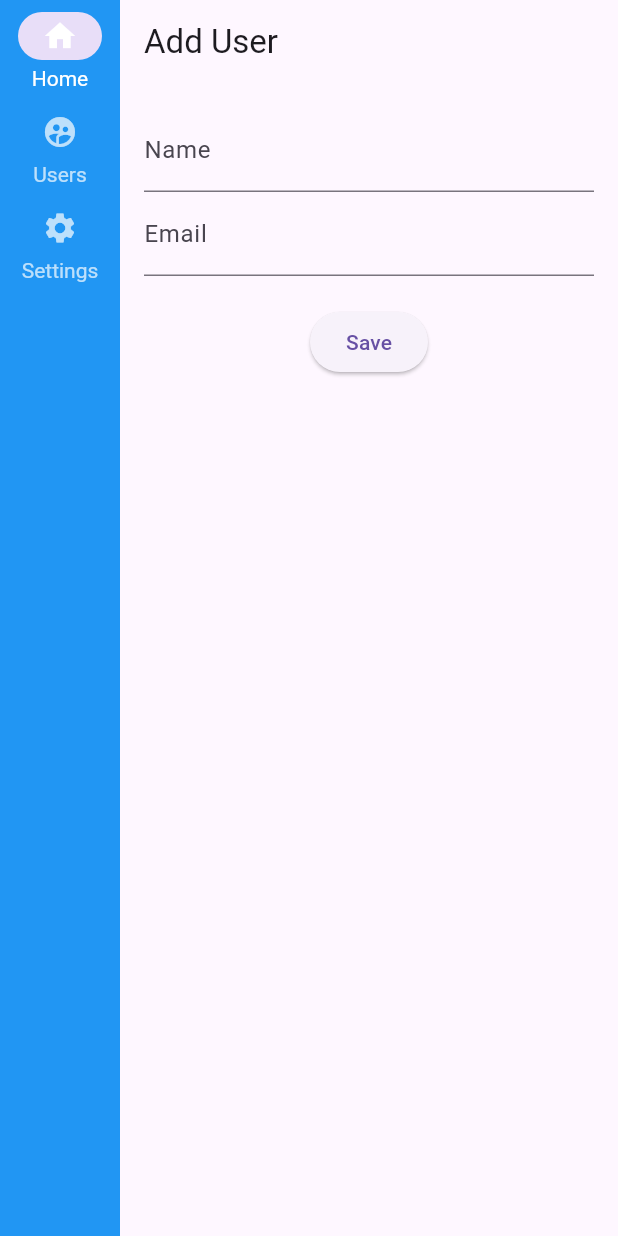
After one commit to inspiredCoconut/interface_app, a Flutter app: the UserAddView screen opened by its route, on a phone screen of 412 x 824 dp. The commit adds this screen. Run offline on Flutter 3.47's test engine with Material 3 defaults, Android fonts, the phone set to English and light mode, and no system bars; our stand-ins replace get_it, go_router; accounts and stored records are empty.

Commit message:
improvement the application with auth service and login

```diff
--- /dev/null
+++ b/lib/core/auth_service.dart
@@ -0,0 +1,29 @@
+import 'package:flutter/material.dart';
+import '../data/models/user_model.dart';
+import '../data/repositories/auth_repository.dart';
+
+class AuthService extends ChangeNotifier {
+  User? _currentUser;
+  final AuthRepository authRepository = AuthRepository();
+
+  User? get currentUser => _currentUser;
+
+  Future<bool> login(String email, String password) async {
+    _currentUser = await authRepository.login(email, password);
+    notifyListeners();
+    return _currentUser != null;
+  }
+
+  void logout() {
+    _currentUser = null;
+    notifyListeners();
+  }
+
+  bool isAdmin() {
+    return _currentUser?.role == 'admin';
+  }
+
+  bool isAuthenticated() {
+    return _currentUser != null;
+  }
+}
--- a/lib/core/constants/routes.dart
+++ b/lib/core/constants/routes.dart
@@ -1,4 +1,12 @@
 final class RoutesApp{
   static const String home = '/';
   static const String settings = '/settings';
+  static const String user = '/user';
+  static const String userList = '/user/list';
+  static const String userAdd = '/user/add';
+  static const String userEdit = '/user/edit';
+  static const String userRemove = '/user/remove';
+  static const String admin = '/admin';
+  static const String login = '/login';
+  static const String logout = '/logout';
 }
--- a/lib/core/service_locator.dart
+++ b/lib/core/locator_service.dart
@@ -2,11 +2,15 @@ import 'package:get_it/get_it.dart';
 import '../data/repositories/user_repository.dart';
 import '../presenters/home_presenter.dart';
 import '../presenters/settings_presenter.dart';
+import '../presenters/user_presenter.dart';
+import 'auth_service.dart';
 
 final GetIt locator = GetIt.instance;
 
 void setupLocator() {
+  locator.registerLazySingleton<AuthService>(() => AuthService());
   locator.registerLazySingleton<UserRepository>(() => UserRepository());
   locator.registerFactory(() => HomePresenter(locator<UserRepository>()));
   locator.registerFactory(() => SettingsPresenter());
+  locator.registerFactory(() => UserPresenter(locator<UserRepository>()));
 }
--- a/lib/core/router.dart
+++ b/lib/core/router.dart
@@ -1,23 +1,52 @@
 import 'package:flutter/material.dart';
 import 'package:go_router/go_router.dart';
+
 import '../views/home_view.dart';
 import '../views/settings_view.dart';
 import '../views/widgets/sidebar.dart';
+import '../views/users/user_add_view.dart';
+import '../views/users/user_list_view.dart';
+import '../views/admin/admin_dashboard_view.dart';
+import '../views/auth/login_view.dart';
 import 'constants/routes.dart';
+import 'auth_service.dart';
+import 'locator_service.dart';
+
+final AuthService authService = locator<AuthService>();
 
 final GoRouter router = GoRouter(
   initialLocation: RoutesApp.home,
   routes: [
+    GoRoute(path: RoutesApp.login, builder: (context, state) => LoginView()),
     GoRoute(
       path: RoutesApp.home,
       builder: (context, state) => MainLayout(child: HomeView()),
-      pageBuilder: (context, state) => NoTransitionPage(child: MainLayout( child: HomeView())),
+      pageBuilder: (context, state) =>
+          NoTransitionPage(child: MainLayout(child: HomeView())),
     ),
     GoRoute(
       path: RoutesApp.settings,
       builder: (context, state) => MainLayout(child: SettingsView()),
-      pageBuilder: (context, state) => NoTransitionPage(child: MainLayout( child: SettingsView())),
+      pageBuilder: (context, state) =>
+          NoTransitionPage(child: MainLayout(child: SettingsView())),
     ),
+    GoRoute(
+      path: RoutesApp.userList,
+      builder: (context, state) => MainLayout(child: UserListView()),
+      pageBuilder: (context, state) =>
+          NoTransitionPage(child: MainLayout(child: UserListView())),
+    ),
+    GoRoute(
+      path: RoutesApp.userAdd,
+      builder: (context, state) => MainLayout(child: UserAddView()),
+      pageBuilder: (context, state) =>
+          NoTransitionPage(child: MainLayout(child: UserAddView())),
+    ),
+    GoRoute(
+        path: RoutesApp.admin,
+        builder: (context, state) => MainLayout(child: AdminDashboardView()),
+        pageBuilder: (context, state) =>
+            NoTransitionPage(child: MainLayout(child: AdminDashboardView()))),
   ],
 );
 
--- a/lib/data/models/user_model.dart
+++ b/lib/data/models/user_model.dart
@@ -3,10 +3,21 @@ class User {
   final String name;
   final String role;
   final int age;
+  final String email;
 
-  User({required this.id, required this.name, this.role = 'user', this.age = 18});
+  User({required this.id, required this.name, this.role = 'user', this.age = 18, this.email = ''});
 
   factory User.fromJson(Map<String, dynamic> json) {
-    return User(id: json['id'], name: json['name'], role: json['role'], age: json['age']);
+    return User(id: json['id'], name: json['name'], role: json['role'], age: json['age'], email: json['email']);
+  }
+
+  Map<String, dynamic> toJson() {
+    return {
+      'id': id,
+      'name': name,
+      'role': role,
+      'age': age,
+      'email': email,
+    };
   }
 }
--- /dev/null
+++ b/lib/data/repositories/auth_repository.dart
@@ -0,0 +1,21 @@
+import 'dart:convert';
+import 'package:http/http.dart' as http;
+import '../models/user_model.dart';
+
+class AuthRepository {
+  final String apiUrl = 'https://example.com/api/auth/login'; // Change to your API
+
+  Future<User?> login(String email, String password) async {
+    final response = await http.post(
+      Uri.parse(apiUrl),
+      headers: {'Content-Type': 'application/json'},
+      body: jsonEncode({'email': email, 'password': password}),
+    );
+
+    if (response.statusCode == 200) {
+      return User.fromJson(json.decode(response.body));
+    } else {
+      return null;
+    }
+  }
+}
--- a/lib/data/repositories/user_repository.dart
+++ b/lib/data/repositories/user_repository.dart
@@ -4,8 +4,11 @@ import '../models/user_model.dart';
 import 'package:flutter/services.dart' show rootBundle;
 
 class UserRepository {
+  final String apiUrl = 'https://jsonplaceholder.typicode.com/users';
+
   Future<List<User>> fetchUsers() async {
-    final response = await http.get(Uri.parse('https://jsonplaceholder.typicode.com/users'));
+    final response = await http
+        .get(Uri.parse(apiUrl), headers: {'Accept': 'application/json'});
 
     if (response.statusCode == 200) {
       List jsonData = json.decode(response.body);
@@ -17,7 +20,8 @@ class UserRepository {
 
   Future<List<User>> loadJsonUsers() async {
     try {
-      final String response = await rootBundle.loadString('assets/json/users.json');
+      final String response =
+          await rootBundle.loadString('assets/json/users.json');
       List jsonData = json.decode(response);
       return jsonData.map((e) => User.fromJson(e)).toList();
     } catch (e) {
@@ -25,4 +29,40 @@ class UserRepository {
       throw Exception("Failed to load users");
     }
   }
+
+  Future<User> createUser(String name, String email) async {
+    final response = await http.post(
+      Uri.parse(apiUrl),
+      headers: {'Content-Type': 'application/json'},
+      body: jsonEncode({'name': name, 'email': email}),
+    );
+
+    if (response.statusCode == 201) {
+      return User.fromJson(json.decode(response.body));
+    } else {
+      throw Exception("Failed to create user");
+    }
+  }
+
+  Future<User> updateUser(int id, String name, String email) async {
+    final response = await http.put(
+      Uri.parse('$apiUrl/$id'),
+      headers: {'Content-Type': 'application/json'},
+      body: jsonEncode({'name': name, 'email': email}),
+    );
+
+    if (response.statusCode == 200) {
+      return User.fromJson(json.decode(response.body));
+    } else {
+      throw Exception("Failed to update user");
+    }
+  }
+
+  Future<void> deleteUser(int id) async {
+    final response = await http.delete(Uri.parse('$apiUrl/$id'));
+
+    if (response.statusCode != 200) {
+      throw Exception("Failed to delete user");
+    }
+  }
 }
--- a/lib/main.dart
+++ b/lib/main.dart
@@ -1,5 +1,5 @@
 import 'package:flutter/material.dart';
-import 'core/service_locator.dart';
+import 'core/locator_service.dart';
 import 'package:interface_app/app.dart';
 
 void main() {
--- /dev/null
+++ b/lib/presenters/user_presenter.dart
@@ -0,0 +1,18 @@
+import '../data/repositories/user_repository.dart';
+import '../data/models/user_model.dart';
+
+class UserPresenter {
+  final UserRepository userRepository;
+
+  UserPresenter(this.userRepository);
+
+  Future<List<User>> getUsers() => userRepository.loadJsonUsers();
+
+  Future<User> addUser(String name, String email) =>
+      userRepository.createUser(name, email);
+
+  Future<User> editUser(int id, String name, String email) =>
+      userRepository.updateUser(id, name, email);
+
+  Future<void> removeUser(int id) => userRepository.deleteUser(id);
+}
--- a/lib/views/home_view.dart
+++ b/lib/views/home_view.dart
@@ -1,7 +1,7 @@
 import 'package:flutter/material.dart';
 import '../presenters/home_presenter.dart';
 import '../data/models/user_model.dart';
-import '../core/service_locator.dart';
+import '../core/locator_service.dart';
 import './widgets/user_datatable.dart';
 
 class HomeView extends StatefulWidget {
--- /dev/null
+++ b/lib/views/users/user_add_view.dart
@@ -0,0 +1,39 @@
+import 'package:flutter/material.dart';
+import '../../core/locator_service.dart';
+import '../../presenters/user_presenter.dart';
+
+class UserAddView extends StatefulWidget {
+  const UserAddView({super.key});
+
+  @override
+  _UserAddViewState createState() => _UserAddViewState();
+}
+
+class _UserAddViewState extends State<UserAddView> {
+  final UserPresenter presenter = locator<UserPresenter>();
+  final TextEditingController nameController = TextEditingController();
+  final TextEditingController emailController = TextEditingController();
+
+  void submit() async {
+    await presenter.addUser(nameController.text, emailController.text);
+    Navigator.pop(context, true);
+  }
+
+  @override
+  Widget build(BuildContext context) {
+    return Scaffold(
+      appBar: AppBar(title: Text("Add User")),
+      body: Padding(
+        padding: EdgeInsets.all(16),
+        child: Column(
+          children: [
+            TextField(controller: nameController, decoration: InputDecoration(labelText: "Name")),
+            TextField(controller: emailController, decoration: InputDecoration(labelText: "Email")),
+            SizedBox(height: 20),
+            ElevatedButton(onPressed: submit, child: Text("Save"))
+          ],
+        ),
+      ),
+    );
+  }
+}
--- /dev/null
+++ b/lib/views/users/user_list_view.dart
@@ -0,0 +1,82 @@
+import 'package:flutter/material.dart';
+import '../../core/locator_service.dart';
+import '../../presenters/user_presenter.dart';
+import '../../data/models/user_model.dart';
+
+class UserListView extends StatefulWidget {
+  const UserListView({super.key});
+
+  @override
+  _UserListViewState createState() => _UserListViewState();
+}
+
+class _UserListViewState extends State<UserListView> {
+  final UserPresenter presenter = locator<UserPresenter>();
+  late Future<List<User>> users;
+
+  @override
+  void initState() {
+    super.initState();
+    users = presenter.getUsers();
+  }
+
+  void refreshUsers() {
+    setState(() {
+      users = presenter.getUsers();
+    });
+  }
+
+  @override
+  Widget build(BuildContext context) {
+    return Scaffold(
+      appBar: AppBar(title: Text("Users")),
+      floatingActionButton: FloatingActionButton(
+        child: Icon(Icons.add),
+        onPressed: () {
+          Navigator.pushNamed(context, '/addUser').then((_) => refreshUsers());
+        },
+      ),
+      body: FutureBuilder<List<User>>(
+        future: users,
+        builder: (context, snapshot) {
+          if (snapshot.connectionState == ConnectionState.waiting) {
+            return Center(child: CircularProgressIndicator());
+          } else if (snapshot.hasError) {
+            return Center(child: Text("Error loading users"));
+          } else {
+            return ListView(
+              children: snapshot.data!
+                  .map(
+                    (user) => ListTile(
+                      title: Text(user.name),
+                      subtitle: Text(user.email),
+                      trailing: Row(
+                        mainAxisSize: MainAxisSize.min,
+                        children: [
+                          IconButton(
+                            icon: Icon(Icons.edit),
+                            onPressed: () {
+                              Navigator.pushNamed(context, '/editUser',
+                                      arguments: user)
+                                  .then((_) => refreshUsers());
+                            },
+                          ),
+                          IconButton(
+                            icon: Icon(Icons.delete, color: Colors.red),
+                            onPressed: () async {
+                              await presenter.removeUser(user.id);
+                              refreshUsers();
+                            },
+                          ),
+                        ],
+                      ),
+                    ),
+                  )
+                  .toList(),
+            );
+          }
+        },
+      ),
+    );
+  }
+}
--- a/lib/views/widgets/sidebar.dart
+++ b/lib/views/widgets/sidebar.dart
@@ -1,8 +1,20 @@
 import 'package:flutter/material.dart';
 import 'package:go_router/go_router.dart';
 
-class Sidebar extends StatelessWidget {
+import '../../core/constants/routes.dart';
+import '../../core/auth_service.dart';
+import '../../core/locator_service.dart';
+
+class Sidebar extends StatefulWidget {
   const Sidebar({super.key});
+
+  @override
+  _SidebarState createState() => _SidebarState();
+}
+
+class _SidebarState extends State<Sidebar> {
+  int _selectedIndex = 0;
+  final AuthService authService = locator<AuthService>();
 
   @override
   Widget build(BuildContext context) {
@@ -10,28 +22,51 @@ class Sidebar extends StatelessWidget {
       color: Colors.blue, // Set the background color to blue
       child: NavigationRail(
         backgroundColor: Colors.blue, // Set the background color to blue
-        selectedIndex: GoRouterState.of(context).uri.toString() == "/settings" ? 1 : 0,
+        selectedIndex: _selectedIndex,
         onDestinationSelected: (index) {
-          if (index == 0) {
-            context.go('/');
-          } else {
-            context.go('/settings');
+          _selectedIndex = index;
+          switch (index) {
+            case 0:
+              context.go(RoutesApp.home);
+              break;
+            case 1:
+              context.go(RoutesApp.userList);
+              break;
+            case 2:
+              context.go(RoutesApp.settings);
+              break;
+            case 3:
+              context.go(RoutesApp.admin);
+              break;
           }
         },
         labelType: NavigationRailLabelType.all,
-        selectedIconTheme: IconThemeData(color: Colors.white), // Set selected icon color to white
-        unselectedIconTheme: IconThemeData(color: Colors.white70), // Set unselected icon color to white70
-        selectedLabelTextStyle: TextStyle(color: Colors.white), // Set selected label color to white
-        unselectedLabelTextStyle: TextStyle(color: Colors.white70), // Set unselected label color to white70
-        destinations: const [
+        selectedIconTheme: IconThemeData(
+            color: Colors.white), // Set selected icon color to white
+        unselectedIconTheme: IconThemeData(
+            color: Colors.white70), // Set unselected icon color to white70
+        selectedLabelTextStyle:
+            TextStyle(color: Colors.white), // Set selected label color to white
+        unselectedLabelTextStyle: TextStyle(
+            color: Colors.white70), // Set unselected label color to white70
+        destinations: [
           NavigationRailDestination(
             icon: Icon(Icons.home),
             label: Text('Home'),
           ),
           NavigationRailDestination(
+              icon: Icon(Icons.supervised_user_circle),
+              label: Text("Users")
+          ),
+          NavigationRailDestination(
             icon: Icon(Icons.settings),
             label: Text('Settings'),
           ),
+          if(authService.isAdmin())
+            NavigationRailDestination(
+              icon: Icon(Icons.admin_panel_settings),
+              label: Text('Admin'),
+            ),
         ],
       ),
     );
```
Also changed, not shown: lib/presenters/auth_presenter.dart (added, +11 -0 lines), lib/views/admin/admin_dashboard_view.dart (added, +13 -0 lines), lib/views/auth/login_view.dart (added, +43 -0 lines), lib/views/users/user_detail_view.dart (added), lib/views/users/user_edit_view.dart (added).
